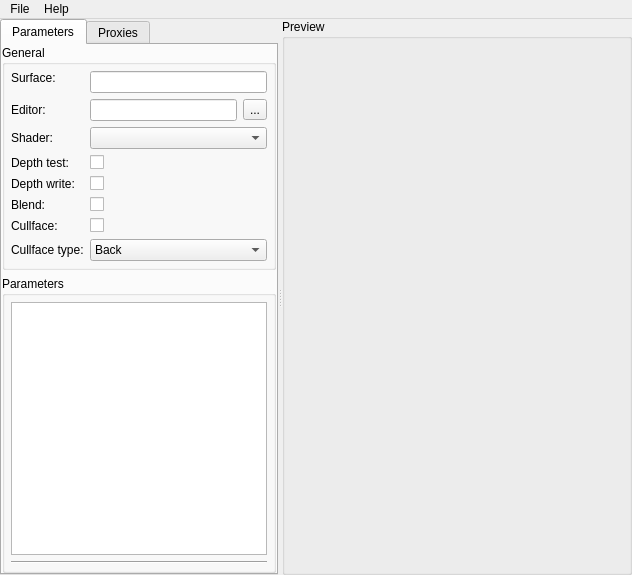
This is src/tools/lmteditor/window_editor.ui in BSOD-Games/lifeEngine as Qt 5 draws it before an edit. The edited form follows.
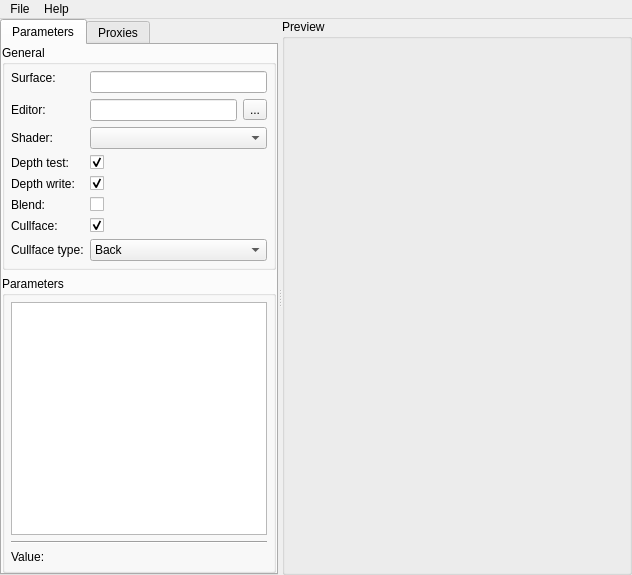
This is the edited form. Icons and pictures are not drawn. Custom widgets are drawn as their Qt base class.

The edit to the form file:
```diff
--- a/src/tools/lmteditor/window_editor.ui
+++ b/src/tools/lmteditor/window_editor.ui
@@ -208,6 +208,9 @@
               <property name="text">
                <string/>
               </property>
+              <property name="checked">
+               <bool>true</bool>
+              </property>
              </widget>
             </item>
             <item row="4" column="0">
@@ -228,6 +231,9 @@
               <property name="text">
                <string/>
               </property>
+              <property name="checked">
+               <bool>true</bool>
+              </property>
              </widget>
             </item>
             <item row="5" column="0">
@@ -268,6 +274,9 @@
               <property name="text">
                <string/>
               </property>
+              <property name="checked">
+               <bool>true</bool>
+              </property>
              </widget>
             </item>
             <item row="7" column="0">
@@ -344,6 +353,13 @@
               </property>
              </widget>
             </item>
+            <item>
+             <widget class="QLabel" name="label_valueShaderParameter">
+              <property name="text">
+               <string>Value:</string>
+              </property>
+             </widget>
+            </item>
            </layout>
           </widget>
          </item>
```
